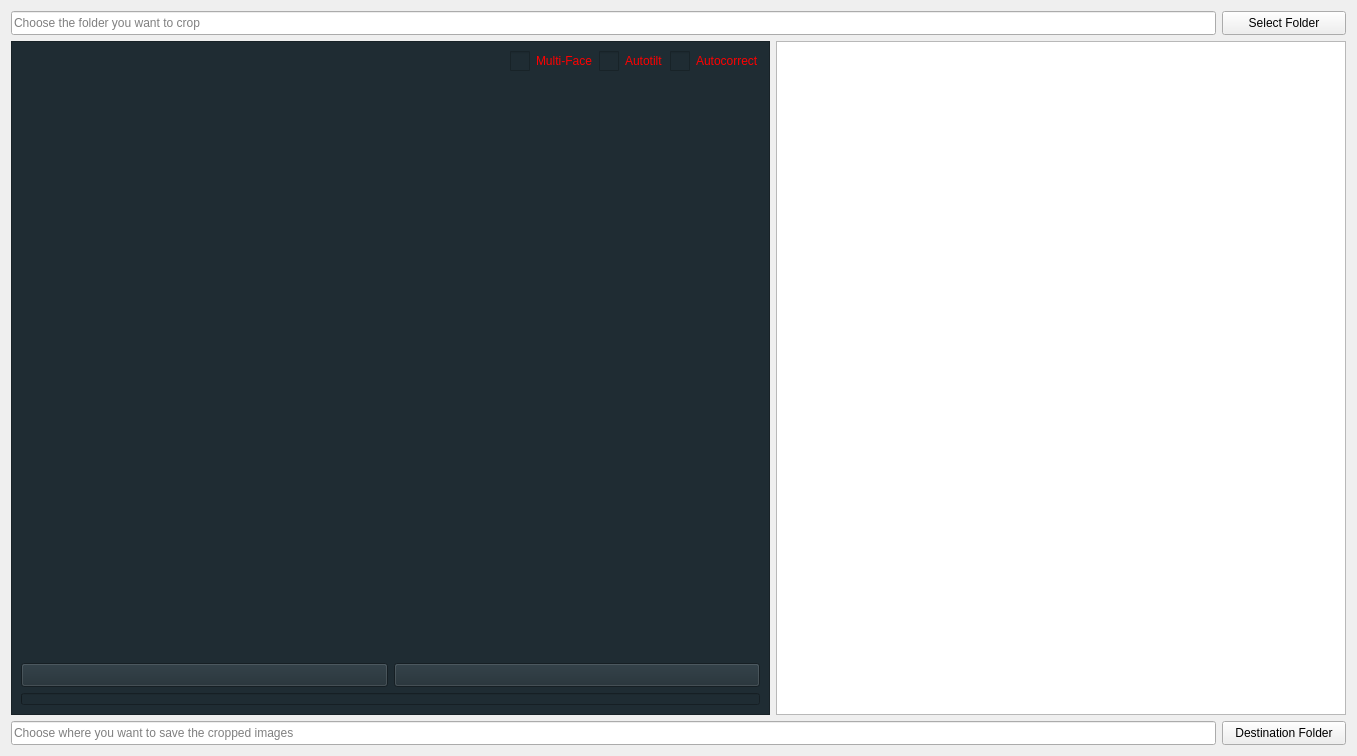
First picture: the form in resources/forms/crop_folder_widget.ui, repository gregorycarnegie/autocrop, before the edit.
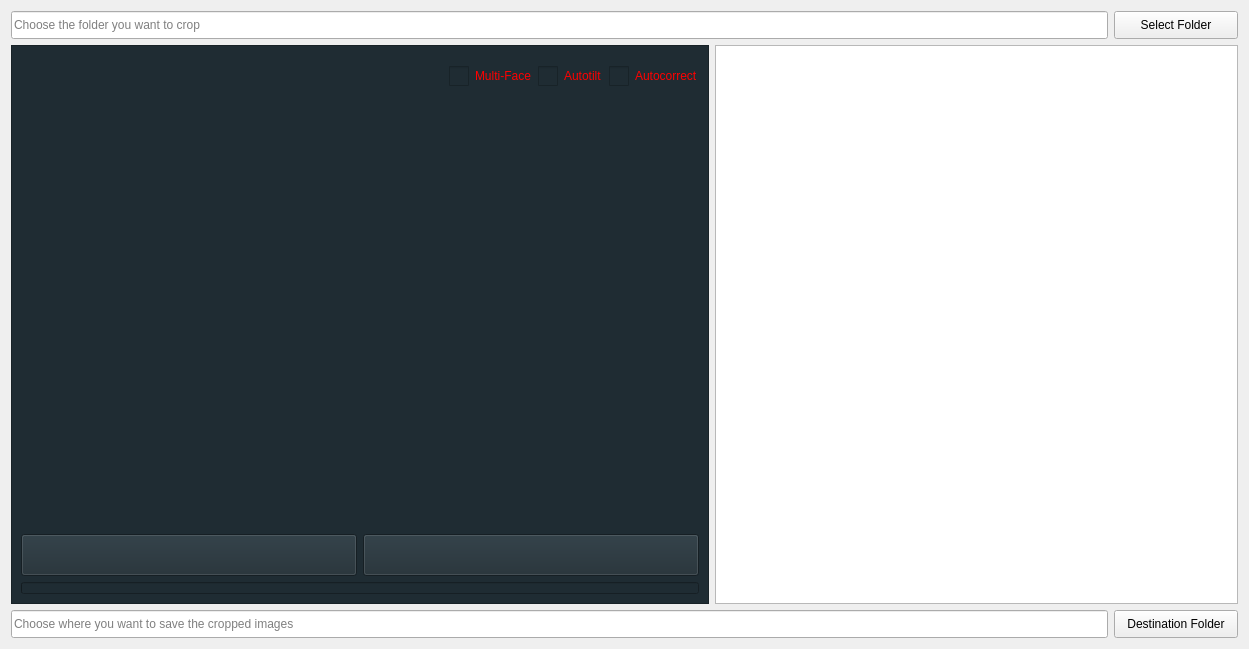
Second picture: the form after the edit. Icons and pictures are not drawn.

Patch:
```diff
--- a/resources/forms/crop_folder_widget.ui
+++ b/resources/forms/crop_folder_widget.ui
@@ -6,18 +6,24 @@
    <rect>
     <x>0</x>
     <y>0</y>
-    <width>1357</width>
-    <height>756</height>
+    <width>1249</width>
+    <height>649</height>
    </rect>
   </property>
   <property name="windowTitle">
    <string>Form</string>
   </property>
-  <layout class="QVBoxLayout" name="verticalLayout_2">
+  <layout class="QVBoxLayout" name="verticalLayout_2" stretch="1,20,1">
    <item>
-    <layout class="QHBoxLayout" name="horizontalLayout_1">
+    <layout class="QHBoxLayout" name="horizontalLayout_1" stretch="20,1">
      <item>
       <widget class="QLineEdit" name="folderLineEdit">
+       <property name="sizePolicy">
+        <sizepolicy hsizetype="Expanding" vsizetype="Expanding">
+         <horstretch>0</horstretch>
+         <verstretch>0</verstretch>
+        </sizepolicy>
+       </property>
        <property name="minimumSize">
         <size>
          <width>0</width>
@@ -27,7 +33,7 @@
        <property name="maximumSize">
         <size>
          <width>16777215</width>
-         <height>24</height>
+         <height>16777215</height>
         </size>
        </property>
        <property name="inputMethodHints">
@@ -40,6 +46,12 @@
      </item>
      <item>
       <widget class="QPushButton" name="folderButton">
+       <property name="sizePolicy">
+        <sizepolicy hsizetype="Expanding" vsizetype="Expanding">
+         <horstretch>0</horstretch>
+         <verstretch>0</verstretch>
+        </sizepolicy>
+       </property>
        <property name="minimumSize">
         <size>
          <width>124</width>
@@ -49,7 +61,7 @@
        <property name="maximumSize">
         <size>
          <width>16777215</width>
-         <height>24</height>
+         <height>16777215</height>
         </size>
        </property>
        <property name="text">
@@ -67,6 +79,12 @@
     <layout class="QHBoxLayout" name="horizontalLayout_3" stretch="4,3">
      <item>
       <widget class="QFrame" name="frame">
+       <property name="sizePolicy">
+        <sizepolicy hsizetype="Expanding" vsizetype="Expanding">
+         <horstretch>0</horstretch>
+         <verstretch>0</verstretch>
+        </sizepolicy>
+       </property>
        <property name="styleSheet">
         <string notr="true">background: #1f2c33</string>
        </property>
@@ -78,7 +96,7 @@
        </property>
        <layout class="QVBoxLayout" name="verticalLayout" stretch="1,10,1,1">
         <item>
-         <layout class="QHBoxLayout" name="horizontalLayout_4">
+         <layout class="QHBoxLayout" name="horizontalLayout_4" stretch="20,0,0,0">
           <item>
            <spacer name="horizontalSpacer">
             <property name="orientation">
@@ -94,6 +112,12 @@
           </item>
           <item>
            <widget class="QCheckBox" name="mfaceCheckBox">
+            <property name="sizePolicy">
+             <sizepolicy hsizetype="Expanding" vsizetype="Expanding">
+              <horstretch>0</horstretch>
+              <verstretch>0</verstretch>
+             </sizepolicy>
+            </property>
             <property name="styleSheet">
              <string notr="true">QCheckBox:unchecked{color: red}
 QCheckBox:checked{color: white}
@@ -121,6 +145,12 @@
           </item>
           <item>
            <widget class="QCheckBox" name="tiltCheckBox">
+            <property name="sizePolicy">
+             <sizepolicy hsizetype="Expanding" vsizetype="Expanding">
+              <horstretch>0</horstretch>
+              <verstretch>0</verstretch>
+             </sizepolicy>
+            </property>
             <property name="styleSheet">
              <string notr="true">QCheckBox:unchecked{color: red}
 QCheckBox:checked{color: white}
@@ -148,6 +178,12 @@
           </item>
           <item>
            <widget class="QCheckBox" name="exposureCheckBox">
+            <property name="sizePolicy">
+             <sizepolicy hsizetype="Expanding" vsizetype="Expanding">
+              <horstretch>0</horstretch>
+              <verstretch>0</verstretch>
+             </sizepolicy>
+            </property>
             <property name="styleSheet">
              <string notr="true">QCheckBox:unchecked{color: red}
 QCheckBox:checked{color: white}
@@ -177,6 +213,18 @@
         </item>
         <item>
          <widget class="QWidget" name="imageWidget" native="true">
+          <property name="sizePolicy">
+           <sizepolicy hsizetype="Expanding" vsizetype="Expanding">
+            <horstretch>0</horstretch>
+            <verstretch>0</verstretch>
+           </sizepolicy>
+          </property>
+          <property name="minimumSize">
+           <size>
+            <width>200</width>
+            <height>200</height>
+           </size>
+          </property>
           <property name="styleSheet">
            <string notr="true"/>
           </property>
@@ -186,6 +234,12 @@
          <layout class="QHBoxLayout" name="horizontalLayout_5">
           <item>
            <widget class="QPushButton" name="cropButton">
+            <property name="sizePolicy">
+             <sizepolicy hsizetype="Expanding" vsizetype="Expanding">
+              <horstretch>0</horstretch>
+              <verstretch>0</verstretch>
+             </sizepolicy>
+            </property>
             <property name="minimumSize">
              <size>
               <width>0</width>
@@ -195,7 +249,7 @@
             <property name="maximumSize">
              <size>
               <width>16777215</width>
-              <height>24</height>
+              <height>16777215</height>
              </size>
             </property>
             <property name="text">
@@ -209,6 +263,12 @@
           </item>
           <item>
            <widget class="QPushButton" name="cancelButton">
+            <property name="sizePolicy">
+             <sizepolicy hsizetype="Expanding" vsizetype="Expanding">
+              <horstretch>0</horstretch>
+              <verstretch>0</verstretch>
+             </sizepolicy>
+            </property>
             <property name="minimumSize">
              <size>
               <width>0</width>
@@ -218,7 +278,7 @@
             <property name="maximumSize">
              <size>
               <width>16777215</width>
-              <height>24</height>
+              <height>16777215</height>
              </size>
             </property>
             <property name="text">
@@ -263,9 +323,15 @@
     </layout>
    </item>
    <item>
-    <layout class="QHBoxLayout" name="horizontalLayout_2">
+    <layout class="QHBoxLayout" name="horizontalLayout_2" stretch="20,1">
      <item>
       <widget class="QLineEdit" name="destinationLineEdit">
+       <property name="sizePolicy">
+        <sizepolicy hsizetype="Expanding" vsizetype="Expanding">
+         <horstretch>0</horstretch>
+         <verstretch>0</verstretch>
+        </sizepolicy>
+       </property>
        <property name="minimumSize">
         <size>
          <width>0</width>
@@ -275,7 +341,7 @@
        <property name="maximumSize">
         <size>
          <width>16777215</width>
-         <height>24</height>
+         <height>16777215</height>
         </size>
        </property>
        <property name="inputMethodHints">
@@ -288,6 +354,12 @@
      </item>
      <item>
       <widget class="QPushButton" name="destinationButton">
+       <property name="sizePolicy">
+        <sizepolicy hsizetype="Expanding" vsizetype="Expanding">
+         <horstretch>0</horstretch>
+         <verstretch>0</verstretch>
+        </sizepolicy>
+       </property>
        <property name="minimumSize">
         <size>
          <width>124</width>
@@ -297,7 +369,7 @@
        <property name="maximumSize">
         <size>
          <width>16777215</width>
-         <height>24</height>
+         <height>16777215</height>
         </size>
        </property>
        <property name="text">
```
